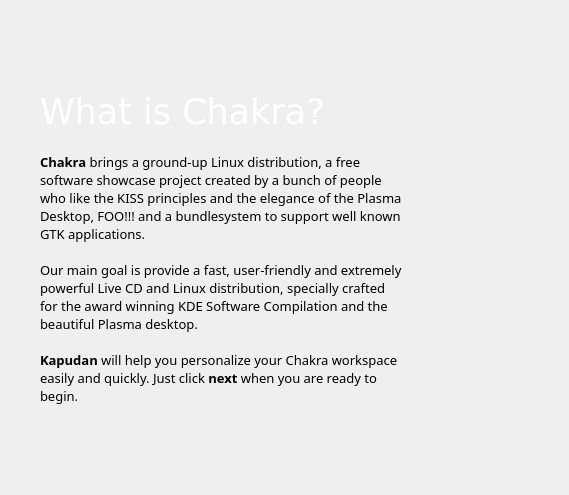
Before: the Qt Designer form ui/ui_scrWelcome.ui in rshipp/kapudan, drawn with Qt 5.
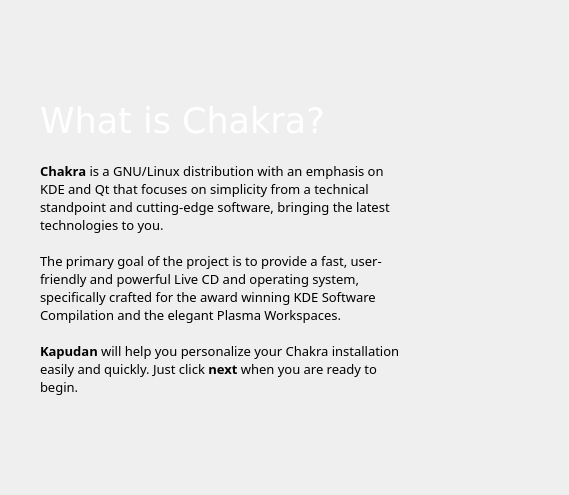
After: the same form once the commit is applied. Icons and pictures are not drawn.

Commit message: Remove mention of the now obsolete bundles

Diff of the .ui file:
```diff
--- a/ui/ui_scrWelcome.ui
+++ b/ui/ui_scrWelcome.ui
@@ -102,7 +102,7 @@
         <enum>QFrame::Raised</enum>
        </property>
        <property name="text">
-        <string>&lt;html&gt;&lt;head/&gt;&lt;body&gt;&lt;p&gt;&lt;span style=&quot; font-weight:600;&quot;&gt;Chakra&lt;/span&gt; brings a ground-up Linux distribution, a free software showcase project created by a bunch of people who like the KISS principles and the elegance of the Plasma Desktop, FOO!!! and a bundlesystem to support well known GTK applications.&lt;br/&gt;&lt;br/&gt;Our main goal is provide a fast, user-friendly and extremely powerful Live CD and Linux distribution, specially crafted for the award winning KDE Software Compilation and the beautiful Plasma desktop.&lt;br/&gt;&lt;br/&gt;&lt;span style=&quot; font-weight:600;&quot;&gt;Kapudan&lt;/span&gt; will help you personalize your Chakra workspace easily and quickly. Just click &lt;span style=&quot; font-weight:600;&quot;&gt;next&lt;/span&gt; when you are ready to begin.&lt;/p&gt;&lt;/body&gt;&lt;/html&gt;</string>
+        <string>&lt;html&gt;&lt;head/&gt;&lt;body&gt;&lt;p&gt;&lt;span style=&quot; font-weight:600;&quot;&gt;Chakra&lt;/span&gt; is a GNU/Linux distribution with an emphasis on KDE and Qt that focuses on simplicity from a technical standpoint and cutting-edge software, bringing the latest technologies to you.&lt;br/&gt;&lt;br/&gt;The primary goal of the project is to provide a fast, user-friendly and powerful Live CD and operating system, specifically crafted for the award winning KDE Software Compilation and the elegant Plasma Workspaces.&lt;br/&gt;&lt;br/&gt;&lt;span style=&quot; font-weight:600;&quot;&gt;Kapudan&lt;/span&gt; will help you personalize your Chakra installation easily and quickly. Just click &lt;span style=&quot; font-weight:600;&quot;&gt;next&lt;/span&gt; when you are ready to begin.&lt;/p&gt;&lt;/body&gt;&lt;/html&gt;</string>
        </property>
        <property name="alignment">
         <set>Qt::AlignLeading|Qt::AlignLeft|Qt::AlignVCenter</set>
```
